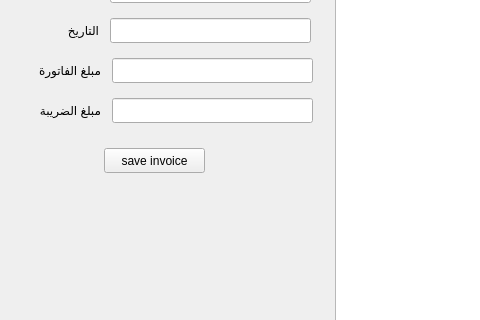
The window that qrdetector.ui (skardum/invoices-reader) describes before a commit, drawn with Qt 5; both pictures show x 0 to 480 and y 352 to 672 of the 969 by 838 pixel window.
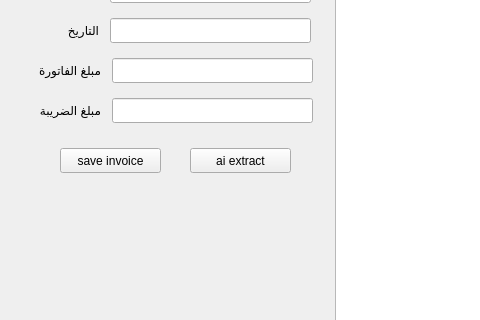
The same window after the commit.

What changed in the file:
```diff
--- a/qrdetector.ui
+++ b/qrdetector.ui
@@ -246,7 +246,7 @@
    <widget class="QPushButton" name="save">
     <property name="geometry">
      <rect>
-      <x>104</x>
+      <x>60</x>
       <y>500</y>
       <width>101</width>
       <height>25</height>
@@ -282,6 +282,19 @@
      <string/>
     </property>
    </widget>
+   <widget class="QPushButton" name="ai_button">
+    <property name="geometry">
+     <rect>
+      <x>190</x>
+      <y>500</y>
+      <width>101</width>
+      <height>25</height>
+     </rect>
+    </property>
+    <property name="text">
+     <string>ai extract</string>
+    </property>
+   </widget>
   </widget>
   <widget class="QMenuBar" name="menubar">
    <property name="geometry">
```
